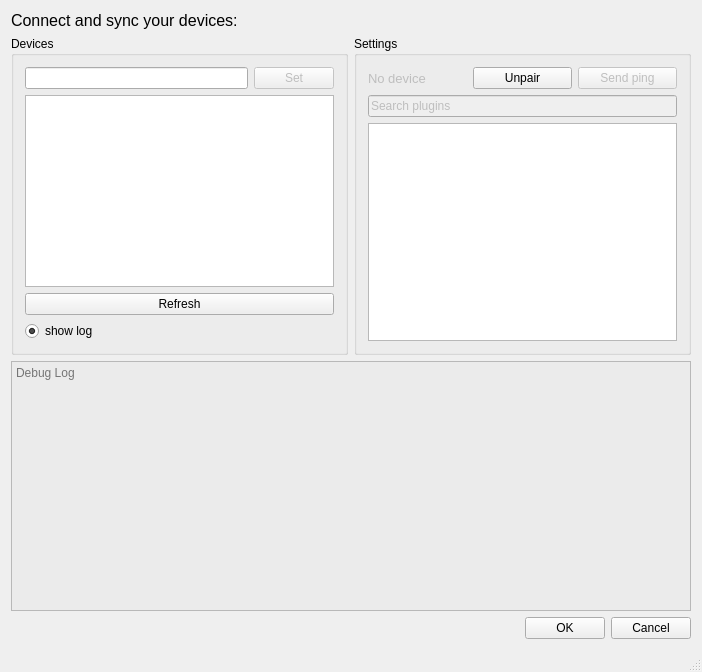
Qt form kdeconnect-win/kdeconnect-qt/mainwindow.ui (gnome71/winconnect) before a commit.
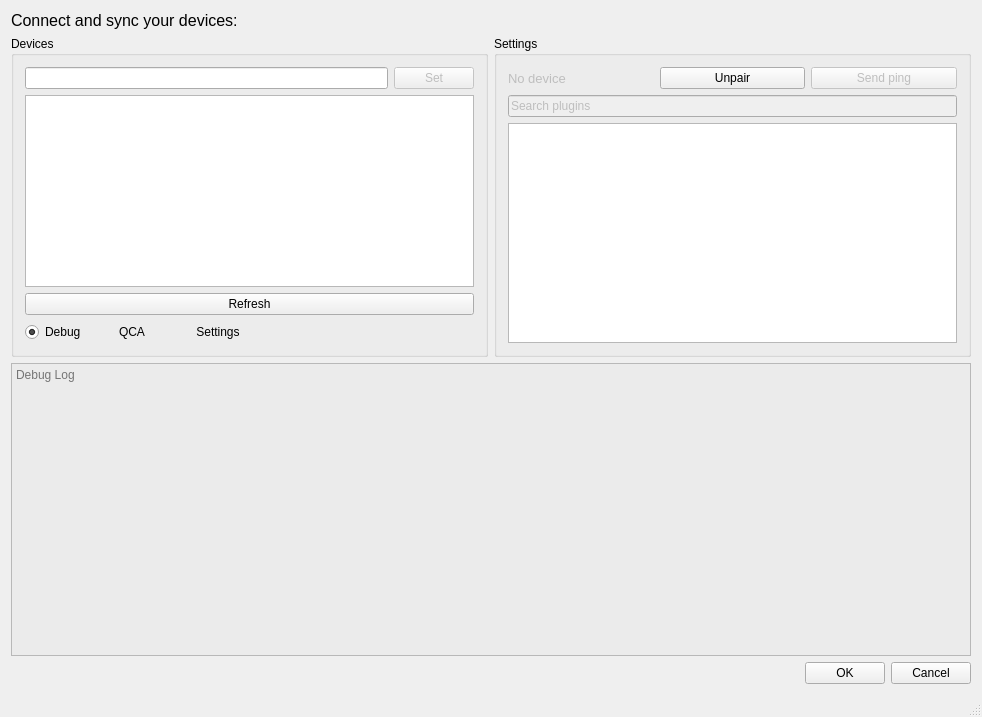
The same form after that commit. Icons and pictures are not drawn.

What changed in the file:
```diff
--- a/kdeconnect-win/kdeconnect-qt/mainwindow.ui
+++ b/kdeconnect-win/kdeconnect-qt/mainwindow.ui
@@ -6,8 +6,8 @@
    <rect>
     <x>0</x>
     <y>0</y>
-    <width>702</width>
-    <height>672</height>
+    <width>982</width>
+    <height>717</height>
    </rect>
   </property>
   <property name="windowTitle">
@@ -71,15 +71,55 @@
               </widget>
              </item>
              <item>
+              <layout class="QHBoxLayout" name="horizontalLayout_7">
+               <item>
               <widget class="QRadioButton" name="radioButtonLog">
                <property name="text">
-                <string>show log</string>
+                  <string>Debug</string>
                </property>
                <property name="checked">
                 <bool>true</bool>
                </property>
               </widget>
              </item>
+               <item>
+                <widget class="QPushButton" name="pushButtonQcaInfo">
+                 <property name="enabled">
+                  <bool>true</bool>
+                 </property>
+                 <property name="text">
+                  <string>QCA</string>
+                 </property>
+                 <property name="flat">
+                  <bool>true</bool>
+                 </property>
+                </widget>
+               </item>
+               <item>
+                <widget class="QPushButton" name="pushButtonSettingInfo">
+                 <property name="text">
+                  <string>Settings</string>
+                 </property>
+                 <property name="flat">
+                  <bool>true</bool>
+                 </property>
+                </widget>
+               </item>
+               <item>
+                <spacer name="horizontalSpacer_2">
+                 <property name="orientation">
+                  <enum>Qt::Horizontal</enum>
+                 </property>
+                 <property name="sizeHint" stdset="0">
+                  <size>
+                   <width>40</width>
+                   <height>20</height>
+                  </size>
+                 </property>
+                </spacer>
+               </item>
+              </layout>
+             </item>
             </layout>
            </widget>
           </item>
```
Left out of the diff: 4 changed lines with no effect on the pictures. Lines whose indentation alone changed are shown as unchanged.
